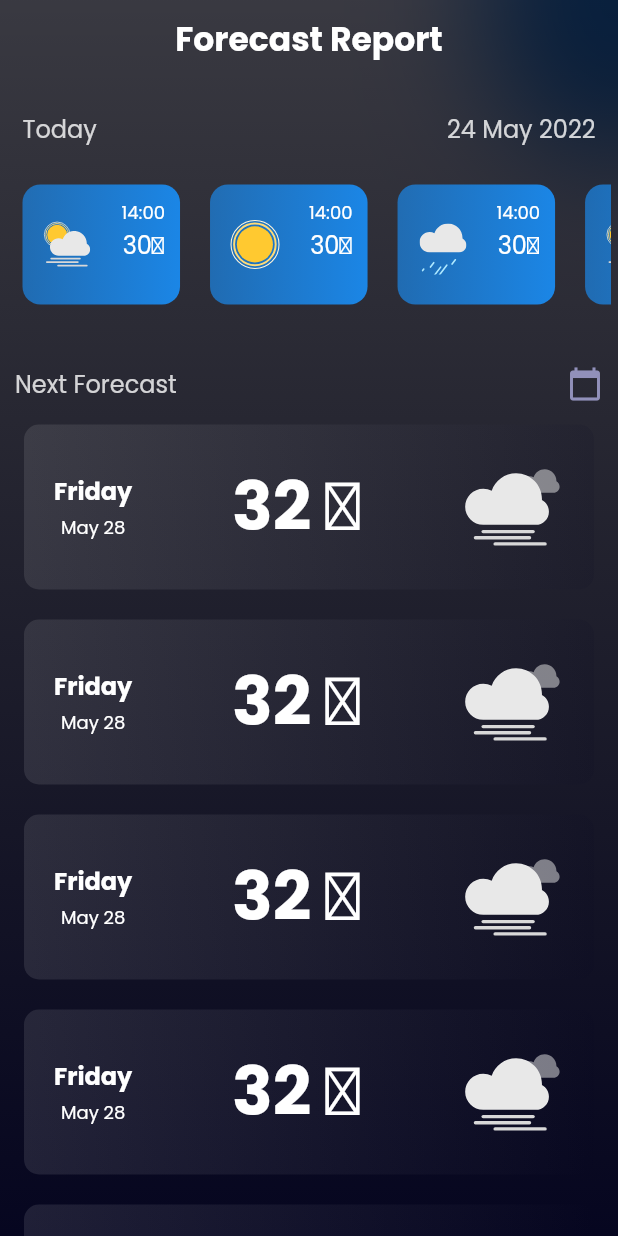
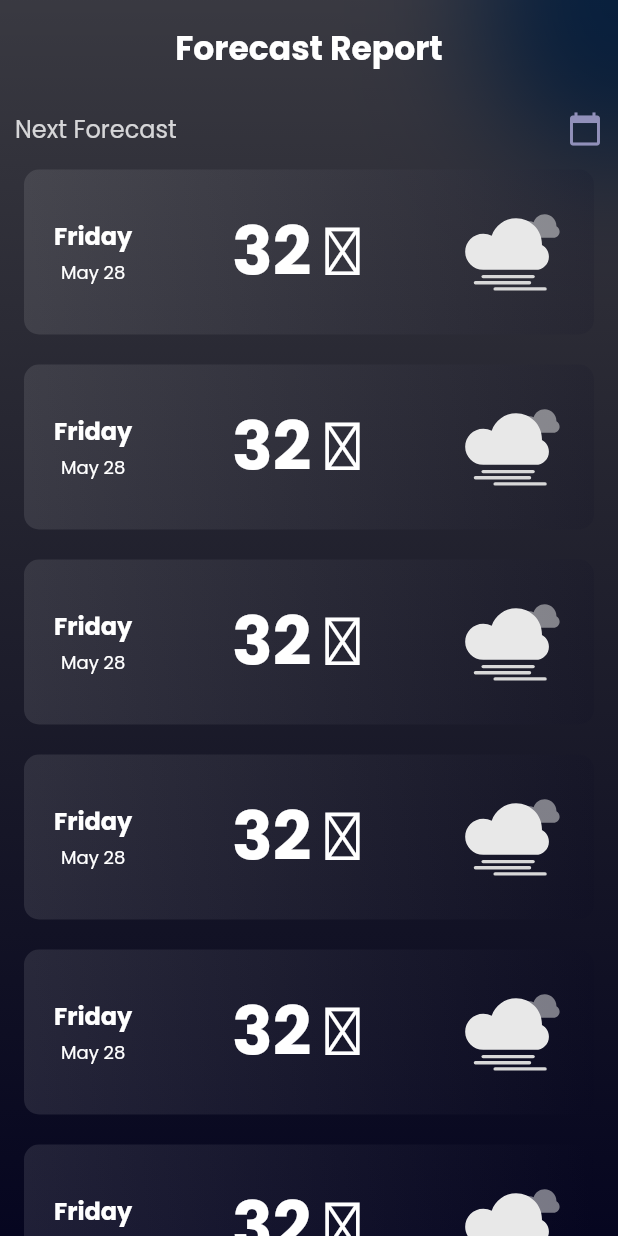
Before and after one commit to saif-15/weather_app, a Flutter app: the DetailScreen widget shown alone on an empty page, opened directly, on a phone screen of 412 x 824 dp. Run offline on Flutter 3.47's test engine with Material 2 defaults, Android fonts, the phone set to English and light mode, and no system bars; our stand-ins replace google_fonts, lottie, material_design_icons_flutter; network calls fail.

Commit message:
bug fixing

```diff
--- a/lib/data/models/hourly.dart
+++ b/lib/data/models/hourly.dart
@@ -10,9 +10,9 @@ class Hourly {
   dynamic uvi;
   int clouds;
   int visibility;
-  double windSpeed;
+  dynamic windSpeed;
   int windDeg;
-  double windGust;
+  dynamic windGust;
   List<Weather> weather;
   int pop;
 
--- a/lib/data/models/predicted_hourly_weather_response.dart
+++ b/lib/data/models/predicted_hourly_weather_response.dart
@@ -1,8 +1,8 @@
 import 'package:weather_app/data/models/models.dart';
 
 class PredictedHourlyWeatherResponse {
-  double lat;
-  double lon;
+  dynamic lat;
+  dynamic lon;
   String timezone;
   int timezoneOffset;
   List<Hourly> hourly;
--- a/lib/main.dart
+++ b/lib/main.dart
@@ -5,7 +5,6 @@ import 'package:provider/provider.dart';
 import 'package:weather_app/ui/providers/navigation.dart';
 import 'package:weather_app/ui/providers/weather_response_provider.dart';
 import 'package:weather_app/ui/screens/screens.dart';
-import 'package:weather_app/utils/date_time.dart';
 
 void main() {
   runApp(WeatherApp());
@@ -23,6 +22,7 @@ class WeatherApp extends StatelessWidget {
         ],
         child: MaterialApp(
             theme: ThemeData(
+                primaryColor: Colors.white,
                 textTheme:
                     GoogleFonts.poppinsTextTheme(Theme.of(context).textTheme)),
             home: NavScreen()));
--- a/lib/ui/providers/weather_response_provider.dart
+++ b/lib/ui/providers/weather_response_provider.dart
@@ -55,11 +55,12 @@ class WeatherProvider extends ChangeNotifier {
 
   getHourlyWeatherResult() async {
     hrStatus = Status.LOADING;
-    await Future.delayed(Duration(milliseconds: 1000));
+    print(hrStatus);
     _response = await _service
         .getTwoDaysForecast(Coordinates(lat: this.lat, lon: this.lng));
     print(_response.result.hourly.length);
     hrStatus = Status.LOADED;
+    print(hrStatus);
     notifyListeners();
   }
 }
--- a/lib/ui/screens/detail_screen.dart
+++ b/lib/ui/screens/detail_screen.dart
@@ -1,6 +1,9 @@
 import 'package:flutter/material.dart';
+import 'package:provider/provider.dart';
+import 'package:weather_app/ui/providers/weather_response_provider.dart';
 import 'package:weather_app/ui/widgets/wigdets.dart';
 import 'package:weather_app/utils/colors.dart';
+import 'package:weather_app/utils/date_time.dart';
 
 class DetailScreen extends StatefulWidget {
   const DetailScreen({Key key}) : super(key: key);
@@ -12,6 +15,7 @@ class DetailScreen extends StatefulWidget {
 class _DetailScreenState extends State<DetailScreen> {
   @override
   Widget build(BuildContext context) {
+    var weather = Provider.of<WeatherProvider>(context);
     return Stack(
       children: [
         Background(),
@@ -21,7 +25,7 @@ class _DetailScreenState extends State<DetailScreen> {
           child: Column(
             children: [
               VerticalSpacing(
-                height: 10.0,
+                height: 16.0,
               ),
               Text(
                 "Forecast Report",
@@ -33,10 +37,14 @@ class _DetailScreenState extends State<DetailScreen> {
               VerticalSpacing(
                 height: 10.0,
               ),
-              TodayCardList(
-                title: "Today",
-                date: "24 May 2022",
-              ),
+              weather.hrStatus == Status.LOADED
+                  ? TodayCardList(
+                      title: "Today",
+                      date: DateTimeFormat.toDateString(
+                          weather.response.result.hourly[0].dt),
+                      data: weather.response,
+                    )
+                  : SizedBox.shrink(),
               VerticalSpacing(
                 height: 10.0,
               ),
--- a/lib/ui/widgets/arrow.dart
+++ b/lib/ui/widgets/arrow.dart
@@ -11,7 +11,7 @@ class Arrow extends StatelessWidget {
     return Transform.rotate(
         angle: math.radians(angle),
         child: Icon(
-          Icons.arrow_upward,
+          Icons.arrow_downward,
           color: AppColors.white,
         ));
   }
--- a/lib/ui/widgets/today_card.dart
+++ b/lib/ui/widgets/today_card.dart
@@ -1,5 +1,7 @@
 import 'package:flutter/material.dart';
 import 'package:lottie/lottie.dart';
+import 'package:weather_app/data/datasource/response.dart';
+import 'package:weather_app/data/models/models.dart';
 import 'package:weather_app/ui/providers/weather_response_provider.dart';
 import 'package:weather_app/ui/widgets/vertical_spacing.dart';
 import 'package:weather_app/ui/widgets/wigdets.dart';
@@ -11,15 +13,12 @@ import 'package:weather_app/utils/image_helper.dart';
 class TodayCardList extends StatelessWidget {
   final String title;
   final String date;
-  const TodayCardList({
-    Key key,
-    this.title,
-    this.date,
-  }) : super(key: key);
+  final WeatherResponse<PredictedHourlyWeatherResponse> data;
+  const TodayCardList({Key key, this.title, this.date, this.data})
+      : super(key: key);
 
   @override
   Widget build(BuildContext context) {
-    // context.read<WeatherProvider>().getHourlyWeatherResult();
     return Padding(
       padding: const EdgeInsets.symmetric(vertical: 16.0, horizontal: 5.0),
       child: Column(
@@ -45,7 +44,7 @@ class TodayCardList extends StatelessWidget {
                         date,
                         style: TextStyle(
                             color: AppColors.white.withOpacity(0.8),
-                            fontSize: 16.0),
+                            fontSize: 12.0),
                       ),
                     )
                   : SizedBox.shrink(),
@@ -55,72 +54,22 @@ class TodayCardList extends StatelessWidget {
           Container(
             height: 100,
             child: Center(
-              child: ListView(
+              child: ListView.builder(
                 physics: BouncingScrollPhysics(),
                 scrollDirection: Axis.horizontal,
-                children: [
-                  _ItemCard(
-                    image: "assets/weather_foggy.json",
-                    temp: "30",
-                    time: "14:00",
-                  ),
-                  _ItemCard(
-                    image: "assets/weather_sunny.json",
-                    temp: "30",
-                    time: "14:00",
-                  ),
-                  _ItemCard(
-                    image: "assets/weather_storm.json",
-                    temp: "30",
-                    time: "14:00",
-                  ),
-                  _ItemCard(
-                    image: "assets/weather_foggy.json",
-                    temp: "30",
-                    time: "14:00",
-                  ),
-                  _ItemCard(
-                    image: "assets/weather_sunny.json",
-                    temp: "30",
-                    time: "14:00",
-                  ),
-                  _ItemCard(
-                    image: "assets/weather_storm.json",
-                    temp: "30",
-                    time: "14:00",
-                  ),
-                ],
+                itemCount: data.result.hourly.length,
+                itemBuilder: (context, index) {
+                  var resp = data.result.hourly[index];
+                  print(resp.weather[0].main);
+                  print("------");
+                  return _ItemCard(
+                    image:
+                        ImageHelper.getImagePath(resp.weather[0].main, resp.dt),
+                    temp: resp.temp.toString(),
+                    time: DateTimeFormat.to24HoursTimeString(resp.dt),
+                  );
+                },
               ),
-              // child: Consumer<WeatherProvider>(
-              //   builder: (_, WeatherProvider weather, child) {
-              //     return weather.hrStatus == Status.LOADED
-              //         ? ListView.builder(
-              //             itemCount: weather.response.result.hourly.length,
-              //             scrollDirection: Axis.horizontal,
-              //             itemBuilder: (context, index) {
-              //               return _ItemCard(
-              //                 image: ImageHelper.getImagePath(
-              //                     weather.response.result.hourly[index]
-              //                         .weather[0].main,
-              //                     weather.response.result.hourly[index].dt),
-              //                 temp: weather.response.result.hourly[index].temp
-              //                     .toString(),
-              //                 time: DateTimeFormat.to12HoursTimeString(
-              //                     weather.response.result.hourly[index].dt),
-              //               );
-              //             },
-              //           )
-              //         : DottedLoader(
-              //             size: Size(40, 40),
-              //             colors: [
-              //               Colors.blue,
-              //               Colors.black,
-              //               Colors.black38,
-              //               Colors.white
-              //             ],
-              //           );
-              //   },
-              // ),
             ),
           ),
         ],
@@ -151,7 +100,7 @@ class _ItemCard extends StatelessWidget {
       child: Row(
         children: [
           SizedBox(
-            child: Lottie.asset(image),
+            child: Lottie.asset(image, fit: BoxFit.fill),
             width: 40.0,
             height: 40.0,
           ),
--- a/lib/ui/widgets/wigdets.dart
+++ b/lib/ui/widgets/wigdets.dart
@@ -9,3 +9,5 @@ export 'today_card.dart';
 export 'arrow.dart';
 export 'footer.dart';
 export 'detail_card.dart';
+export 'search_box.dart';
+export 'grid_item_card.dart';
```
Also changed, not shown: lib/ui/screens/homescreen.dart (+22 -16 lines), lib/ui/screens/nav_screen.dart (+4 -4 lines), lib/ui/screens/search_screen.dart (+64 -1 lines), lib/ui/widgets/grid_item_card.dart (added, +79 -0 lines), lib/ui/widgets/search_box.dart (added, +67 -0 lines).
